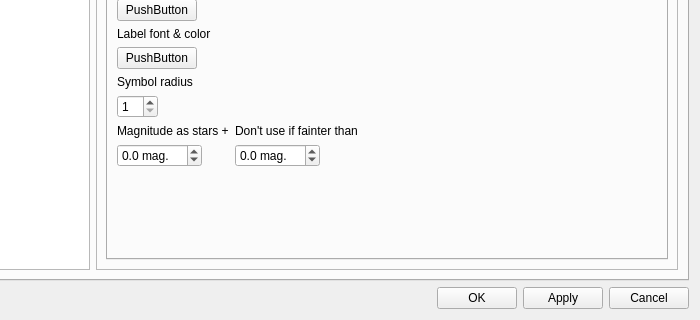
The window that csetting.ui (PavelMr/skytechx) describes before a commit, drawn with Qt 5; both pictures show x 132 to 832 and y 112 to 432 of the 832 by 432 pixel window.
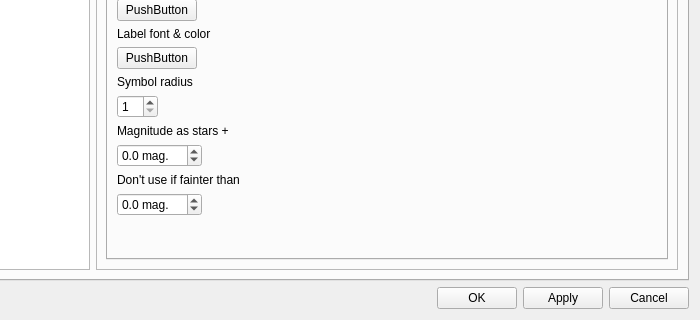
The same window after the commit. The open tabs and pages were chosen to show the change. Custom widgets are drawn as their Qt base class.

```diff
--- a/csetting.ui
+++ b/csetting.ui
@@ -2213,45 +2213,31 @@
                     </widget>
                    </item>
                    <item row="7" column="1">
-                    <layout class="QHBoxLayout" name="horizontalLayout_16">
-                     <item>
-                      <widget class="QDoubleSpinBox" name="doubleSpinBox_33">
-                       <property name="suffix">
-                        <string> mag.</string>
-                       </property>
-                       <property name="decimals">
-                        <number>1</number>
-                       </property>
-                       <property name="minimum">
-                        <double>-20.000000000000000</double>
-                       </property>
-                       <property name="maximum">
-                        <double>30.000000000000000</double>
-                       </property>
-                      </widget>
-                     </item>
-                     <item>
-                      <spacer name="horizontalSpacer_9">
-                       <property name="orientation">
-                        <enum>Qt::Horizontal</enum>
-                       </property>
-                       <property name="sizeHint" stdset="0">
-                        <size>
-                         <width>40</width>
-                         <height>20</height>
-                        </size>
-                       </property>
-                      </spacer>
-                     </item>
-                    </layout>
-                   </item>
-                   <item row="6" column="1">
+                    <layout class="QHBoxLayout" name="horizontalLayout_16"/>
+                   </item>
+                   <item row="8" column="0">
                     <widget class="QLabel" name="label_71">
                      <property name="text">
                       <string>Don't use if fainter than</string>
                      </property>
                     </widget>
                    </item>
+                   <item row="9" column="0">
+                    <widget class="QDoubleSpinBox" name="doubleSpinBox_33">
+                     <property name="suffix">
+                      <string> mag.</string>
+                     </property>
+                     <property name="decimals">
+                      <number>1</number>
+                     </property>
+                     <property name="minimum">
+                      <double>-20.000000000000000</double>
+                     </property>
+                     <property name="maximum">
+                      <double>30.000000000000000</double>
+                     </property>
+                    </widget>
+                   </item>
                   </layout>
                  </item>
                 </layout>
```
Left out of the diff: 45 changed lines with no effect on the pictures. Lines whose indentation alone changed are shown as unchanged.
